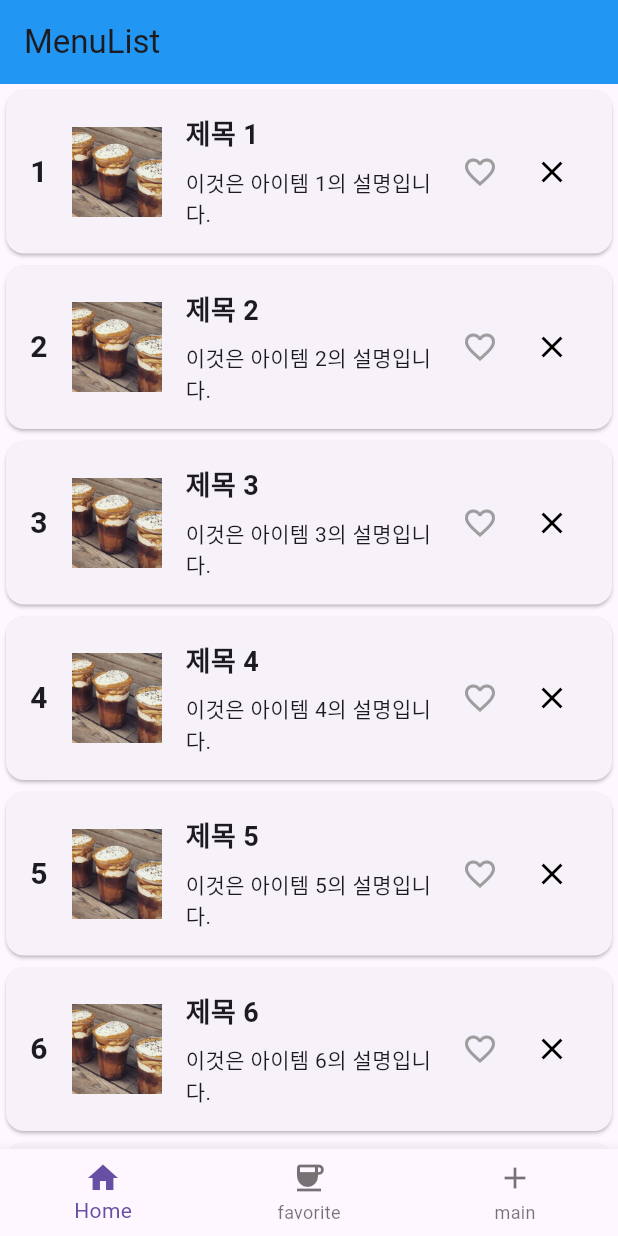
After one commit to jinnyjinny12/Flutter_class, a Flutter app: the screen it shows after launch, after a tap on the "close" icon, on a phone screen of 412 x 824 dp. The commit adds this screen. Run offline on Flutter 3.47's test engine with Material 3 defaults, Android fonts, the phone set to English and light mode, and no system bars.

Commit message:
feat: update like

```diff
--- a/project_cafe/lib/main.dart
+++ b/project_cafe/lib/main.dart
@@ -1,5 +1,5 @@
 import 'package:flutter/material.dart';
-import 'package:project_cafe/screen/HomeView.dart';
+import 'package:project_cafe/common/HomeView.dart';
 
 void main() {
   runApp(MaterialApp(
--- a/project_cafe/lib/screen/FavoriteView.dart
+++ b/project_cafe/lib/screen/FavoriteView.dart
@@ -3,23 +3,26 @@ import 'package:flutter/material.dart';
 import '../component/Card.dart';
 
 class FavoriteView extends StatelessWidget {
-  final List<int> likedItems;
-  final List<Item> items;
+  final List<Item> likedItems;
+
 
   FavoriteView({
     Key? key,
-    required this.likedItems,
-    required this.items,
+    required this.likedItems
   }) : super(key: key);
 
   @override
   Widget build(BuildContext context) {
-    final likedItemsList = likedItems.map((index) => items[index]).toList();
 
-    return  ListView.builder(
-        itemCount: likedItemsList.length,
+    return Scaffold(
+      appBar: AppBar(
+        backgroundColor: Colors.blue,
+        title: Text("Favorite Items")
+      ),
+      body: ListView.builder(
+        itemCount: likedItems.length,
         itemBuilder: (context, index) {
-          final item = likedItemsList[index];
+          final item = likedItems[index];
           return Card(
             child: ListTile(
               leading: Image.asset(item.imageUrl, width: 60, height: 60, fit: BoxFit.cover),
@@ -28,7 +31,9 @@ class FavoriteView extends StatelessWidget {
             ),
           );
         },
-      );
+      ),
+    );
+
 
   }
 }
--- /dev/null
+++ b/project_cafe/lib/screen/MenuList.dart
@@ -0,0 +1,126 @@
+
+import 'package:flutter/cupertino.dart';
+import 'package:flutter/material.dart';
+import 'package:project_cafe/component/Button.dart';
+
+import '../component/Card.dart';
+
+
+class MenuListView extends StatefulWidget {
+  final List<Item> items;
+  final ValueChanged<int> onLikeChanged;
+  final List<Item> likedItems;
+
+
+  MenuListView({
+    super.key,
+    required this.items,
+    required this.onLikeChanged,
+    required this.likedItems,
+  });
+
+  @override
+  _DynamicListViewState createState() => _DynamicListViewState();
+
+}
+
+class _DynamicListViewState extends State<MenuListView> {
+
+  // 삭제함수 -> 작동안함.
+  void _deleteItem(int index) {
+    if (index >= 0 && index < widget.items.length) {
+      setState(() {
+        // 삭제할 아이템을 먼저 가져옵니다.
+        final itemToDelete = widget.items[index];
+        // items 리스트에서 아이템을 삭제합니다.
+        widget.items.removeAt(index);
+        // likedItems 리스트에서 해당 아이템을 삭제합니다.
+        widget.likedItems.remove(itemToDelete);
+      });
+    } else {
+      print("Index $index is out of range");
+    }
+  }
+
+  void _toggleLike(int index) {
+    setState(() {
+      final item = widget.items[index];
+
+      if (widget.likedItems.contains(item)) {
+        widget.likedItems.remove(item);
+      } else {
+        widget.likedItems.add(item);
+      }
+    });
+  }
+
+  @override
+  Widget build(BuildContext context) {
+
+    return Scaffold(
+      appBar: AppBar(
+        backgroundColor: Colors.blue,
+        title: Text("MenuList"),
+      ),
+      body: ListView.builder(
+        scrollDirection: Axis.vertical,
+        itemCount: widget.items.length,
+        itemBuilder: (context, index) {
+          final item = widget.items[index];
+          final isLiked = widget.likedItems.contains(index);
+
+          return Card(
+            child: Padding(
+              padding: EdgeInsets.all(16.0),
+              child: Row(
+                children: [
+                  Text(
+                    "${index + 1}",
+                    style: TextStyle(fontSize: 20, fontWeight: FontWeight.bold),
+                  ),
+
+                  SizedBox(width: 16.0),
+                  Image(
+                    image: AssetImage(item.imageUrl),
+                    width: 60,
+                    height: 60,
+                    fit: BoxFit.cover,
+                  ),
+                  SizedBox(width: 16),
+                  Expanded(
+                    child: Column(
+                      crossAxisAlignment: CrossAxisAlignment.start,
+                      children: [
+                        Text(
+                          item.title,
+                          style: TextStyle(fontSize: 18, fontWeight: FontWeight.bold),
+                        ),
+                        SizedBox(height: 8),
+                        Text(item.description),
+                      ],
+                    ),
+                  ),
+
+                  Row(
+                    children: [
+                      LikeButton(
+                        isLiked: isLiked,
+                        onLikeChanged: () => _toggleLike(index),
+                      ),
+                      DeleteButton(
+                        onDelete: () {
+                          _deleteItem(index);
+                        },
+                      )
+                    ],
+                  ),
+                ],
+              ),
+            ),
+          );
+        },
+      )
+    );
+
+  }
+}
```
Also changed, not shown: project_cafe/lib/common/HomeView.dart (renamed from project_cafe/lib/screen/HomeView.dart, +9 -13 lines), project_cafe/lib/screen/CardList.dart (deleted, +0 -119 lines).
